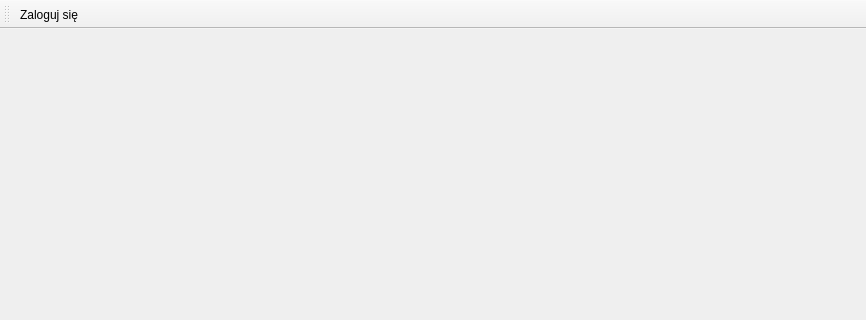
First picture: the form in mainwindow.ui, repository theoar/DataBaseApp, before the edit; both pictures show x 0 to 866 and y 0 to 320 of the 866 by 519 pixel window.
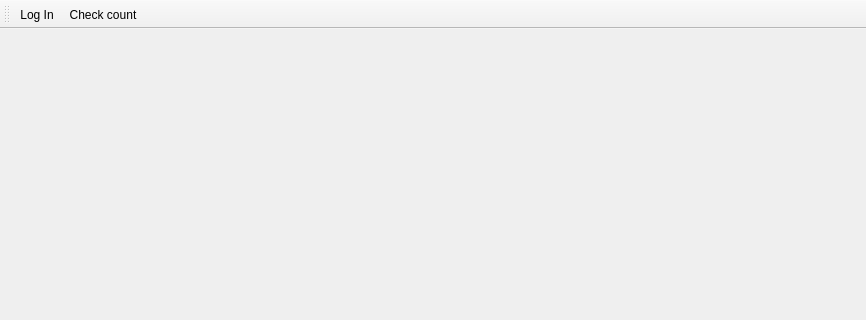
Second picture: the form after the edit. Icons and pictures are not drawn.

What changed in the file:
```diff
--- a/mainwindow.ui
+++ b/mainwindow.ui
@@ -58,6 +58,7 @@
     <bool>false</bool>
    </attribute>
    <addaction name="LoginAction"/>
+   <addaction name="CheckCountAction"/>
   </widget>
   <widget class="QStatusBar" name="StatusBar"/>
   <action name="LoginAction">
@@ -66,12 +67,21 @@
      <normaloff>:/new/prefix1/media-eject.png</normaloff>:/new/prefix1/media-eject.png</iconset>
    </property>
    <property name="text">
-    <string>Zaloguj się</string>
+    <string>Log In</string>
    </property>
    <property name="shortcut">
     <string>Ctrl+L</string>
    </property>
   </action>
+  <action name="CheckCountAction">
+   <property name="icon">
+    <iconset resource="resources.qrc">
+     <normaloff>:/new/prefix1/list-remove.png</normaloff>:/new/prefix1/list-remove.png</iconset>
+   </property>
+   <property name="text">
+    <string>Check count</string>
+   </property>
+  </action>
  </widget>
  <layoutdefault spacing="6" margin="11"/>
  <resources>
```
Left out of the diff: 25 changed lines with no effect on the pictures.
